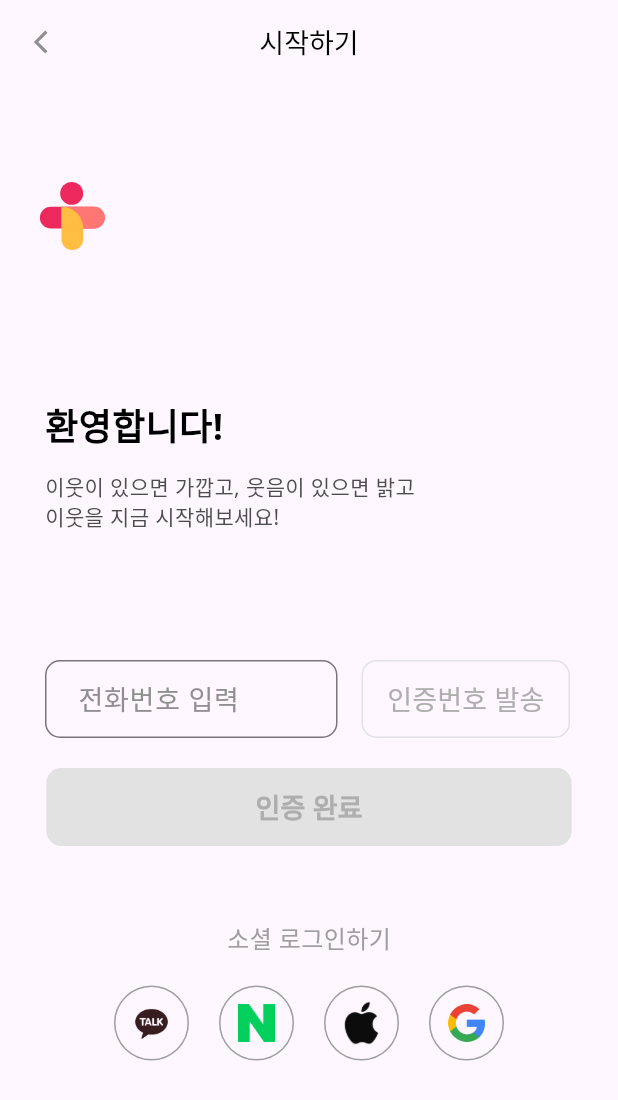
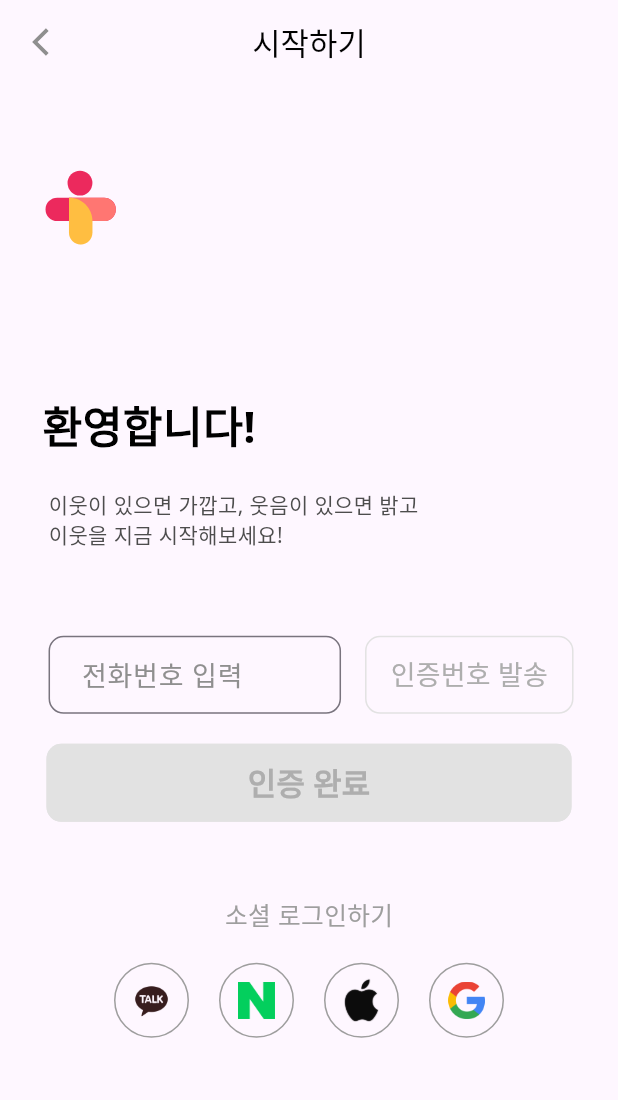
Before and after one commit to seunghyeon1ee/Eut, a Flutter app: the screen it shows after launch, after a tap on "시작하기", on a phone screen of 412 x 824 dp. Shown: the top 1100 px of the screen. Run offline on Flutter 3.47's test engine with Material 3 defaults, Android fonts, the phone set to English and light mode, and no system bars; our stand-ins replace expandable_page_view, firebase_auth, firebase_core, firebase_messaging, fl_chart, flutter_local_notifications and 8 more; missing offline and left inert: audio_waveforms, flutter_audio_waveforms, flutter_naver_login, flutter_sound, kakao_flutter_sdk_user, simple_ripple_animation; accounts and stored records are empty; Roboto replaces fonts that are missing (Noto Sans); project files that could hold a hidden picture were left out.

Commit message:
7/31 jwj

```diff
--- a/lib/chatbot/edit_image_page.dart
+++ b/lib/chatbot/edit_image_page.dart
@@ -193,9 +193,9 @@ class _EditImagePageState extends State<EditImagePage> {
           onAudioFilePathUpdated: (filePath) {
             final provider = Provider.of<CreateImageProvider>(context, listen: false);
             provider.setRecordingFilePath(filePath);
-            setState(() {
-              _waveformController.load(path: filePath);
-            });
+            // setState(() {
+            //   _waveformController.load(path: filePath);
+            // });
             // setState(() {
             //   // Update the waveform controller with the new file path
             //   _waveformController.load(path: filePath);
--- a/lib/screen/home_screen.dart
+++ b/lib/screen/home_screen.dart
@@ -91,43 +91,47 @@ class _HomeScreenState extends State<HomeScreen> {
   }
 
   Widget buildMobileLayout(BuildContext context, String? accessToken) {
+    final screenSize = MediaQuery.of(context).size;
+
     return Column(
       mainAxisAlignment: MainAxisAlignment.spaceBetween,
       crossAxisAlignment: CrossAxisAlignment.start,
       children: [
         Column(
           children: [
-            const SizedBox(height: 100),
+            SizedBox(height: screenSize.height * 0.1),
             Row(
               children: [
                 SvgPicture.asset(
                   'assets/icon_eut.svg',
+                  width: screenSize.width * 0.3, //
                 ),
               ],
             ),
-            const SizedBox(height: 50),
-            const Row(
+              SizedBox(height: screenSize.height * 0.05),
+              Row(
               children: [
                 SizedBox(width: 15.0, height: 50.0),
                 Text(
                   '환영합니다!',
                   style: TextStyle(
                       color: Colors.black,
-                      fontSize: 36,
+                      fontSize: screenSize.width * 0.07,
                       fontFamily: 'Noto Sans',
                       fontWeight: FontWeight.w600,
-                      height: 0.06),
+                      height: 1.2,
+                  ),
                 ),
               ],
             ),
-            const Row(
+            Row(
               children: [
                 SizedBox(width: 15.0, height: 100.0),
                 Text(
                   '이웃이 있으면 가깝고, 웃음이 있으면 밝고\n이웃을 지금 시작해보세요!',
                   style: TextStyle(
                       color: Color(0xFF4D4D4D),
-                      fontSize: 16,
+                      fontSize: screenSize.width * 0.04,
                       fontFamily: 'Noto Sans',
                       fontWeight: FontWeight.w500),
                 ),
@@ -148,8 +152,8 @@ class _HomeScreenState extends State<HomeScreen> {
               borderRadius: BorderRadius.circular(10),
               child: Center(
                   child: Ink(
-                width: 350,
-                height: 52,
+                    width: screenSize.width * 0.9,
+                    height: screenSize.height * 0.07,
                 decoration: BoxDecoration(
                     borderRadius: BorderRadius.circular(10),
                     gradient: LinearGradient(
@@ -159,7 +163,7 @@ class _HomeScreenState extends State<HomeScreen> {
                     '시작하기',
                     style: TextStyle(
                         color: Colors.white,
-                        fontSize: 18,
+                        fontSize: screenSize.width * 0.05,
                         fontFamily: 'Noto Sans',
                         fontWeight: FontWeight.w600,
                         height: 0.07),
@@ -167,7 +171,7 @@ class _HomeScreenState extends State<HomeScreen> {
                 ),
               )),
             ),
-            const SizedBox(height: 15.0),
+            SizedBox(height: screenSize.height * 0.03),
             Center(
               child: OutlinedButton(
                 onPressed: () {
@@ -177,8 +181,8 @@ class _HomeScreenState extends State<HomeScreen> {
                   );
                 },
                 style: OutlinedButton.styleFrom(
-                  minimumSize: Size(350, 52), // width: 200, height: 60
-                  padding: EdgeInsets.symmetric(horizontal: 16, vertical: 12),
+                  minimumSize: Size(screenSize.width * 0.9, screenSize.height * 0.07), // width: 200, height: 60
+                  padding: EdgeInsets.symmetric(horizontal: screenSize.width * 0.04, vertical: screenSize.height * 0.02),
                   shape: RoundedRectangleBorder(
                     borderRadius: BorderRadius.circular(10),
                   ),
@@ -188,14 +192,14 @@ class _HomeScreenState extends State<HomeScreen> {
                   '가족으로 시작하기',
                   style: TextStyle(
                       color: Color(0xFF4D4D4D),
-                      fontSize: 14,
+                      fontSize: screenSize.width * 0.04,
                       fontFamily: 'Noto Sans',
                       fontWeight: FontWeight.w400,
                       height: 0.09),
                 ),
               ),
             ),
-            SizedBox(height: 60),
+            SizedBox(height: screenSize.height * 0.05),
           ],
         )
       ],
--- a/lib/screen/register_elder_fin.dart
+++ b/lib/screen/register_elder_fin.dart
@@ -6,8 +6,7 @@ import 'package:firebase_auth/firebase_auth.dart' as firebase_auth;
 import 'package:flutter/material.dart';
 import 'package:flutter_svg/svg.dart';
 import 'package:google_sign_in/google_sign_in.dart';
-import 'package:kakao_flutter_sdk_user/kakao_flutter_sdk_user.dart'
-as kakao_user;
+import 'package:kakao_flutter_sdk_user/kakao_flutter_sdk_user.dart' as kakao_user;
 import 'package:http/http.dart' as http;
 import 'package:shared_preferences/shared_preferences.dart';
 import 'package:responsive_builder/responsive_builder.dart';
@@ -45,7 +44,7 @@ class _LogInElder2State extends State<LogInElder2> {
             '시작하기',
             style: TextStyle(
                 color: Colors.black,
-                fontSize: 18,
+                fontSize: MediaQuery.of(context).size.width * 0.05,
                 fontFamily: 'Noto Sans',
                 fontWeight: FontWeight.w400,
                 height: 0.07),
@@ -61,7 +60,7 @@ class _LogInElder2State extends State<LogInElder2> {
             highlightColor: Colors.white30,
             borderRadius: BorderRadius.circular(10),
             child: Padding(
-              padding: const EdgeInsets.all(15.0),
+              padding: EdgeInsets.all(MediaQuery.of(context).size.width * 0.03),
               child: SvgPicture.asset('assets/back_button.svg'),
             ),
           ),
@@ -377,23 +376,27 @@ class _VerificationWidgetState extends State<VerificationWidget> {
 
   @override
   Widget build(BuildContext context) {
+    final screenSize = MediaQuery.of(context).size;
+
     return ScreenTypeLayout(
       mobile: _buildMobileLayout(),
     );
   }
 
   Widget _buildMobileLayout() {
+    final screenSize = MediaQuery.of(context).size;
+
     return SingleChildScrollView(
       child: Column(
         mainAxisAlignment: MainAxisAlignment.start,
         crossAxisAlignment: CrossAxisAlignment.start,
         children: [
-          SizedBox(height: 50),
+          SizedBox(height: screenSize.height * 0.05),
           Row(
             mainAxisAlignment: MainAxisAlignment.start,
             children: [
-              SizedBox(width: 10),
-              SvgPicture.asset('assets/icon_eut.svg'),
+              SizedBox(width: screenSize.width * 0.03,),
+              SvgPicture.asset('assets/icon_eut.svg', width: screenSize.width * 0.2,),
             ],
           ),
           Padding(
@@ -401,23 +404,23 @@ class _VerificationWidgetState extends State<VerificationWidget> {
             child: Column(
               crossAxisAlignment: CrossAxisAlignment.start,
               children: [
-                SizedBox(height: 80),
+                SizedBox(height: screenSize.height * 0.1),
                 Row(
                   children: [
-                    SizedBox(width: 10),
+                    SizedBox(width: screenSize.width * 0.02),
                     Text('환영합니다!',
                         style: TextStyle(
                             color: Colors.black,
-                            fontSize: 24,
+                            fontSize: screenSize.width * 0.07,
                             fontFamily: 'Noto Sans',
                             fontWeight: FontWeight.w600,
                             height: 0.06)),
                   ],
                 ),
-                SizedBox(height: 30.0),
+                SizedBox(height: screenSize.height * 0.05),
                 Row(
                   children: [
-                    SizedBox(width: 10),
+                    SizedBox(width: screenSize.width * 0.03),
                     Text('이웃이 있으면 가깝고, 웃음이 있으면 밝고\n이웃을 지금 시작해보세요!',
                         textAlign: TextAlign.left,
                         style: TextStyle(
@@ -427,12 +430,12 @@ class _VerificationWidgetState extends State<VerificationWidget> {
                             fontWeight: FontWeight.w500)),
                   ],
                 ),
-                SizedBox(height: 86),
+                SizedBox(height: screenSize.height * 0.07),
                 Column(
                   children: [
                     Row(
                       children: [
-                        SizedBox(width: 10),
+                        SizedBox(width: screenSize.width * 0.03),
                         Container(
                           width: 195,
                           height: 52,
@@ -645,7 +648,7 @@ class _VerificationWidgetState extends State<VerificationWidget> {
                       child: Text('인증 완료',
                           style: TextStyle(
                               color: _textConfirmColor,
-                              fontSize: 18,
+                              fontSize: screenSize.width * 0.05,
                               fontFamily: 'Noto Sans',
                               fontWeight: FontWeight.w600,
                               height: 0.07)),
@@ -655,7 +658,7 @@ class _VerificationWidgetState extends State<VerificationWidget> {
                       '소셜 로그인하기',
                       style: TextStyle(
                           color: Colors.grey, // Light gray color
-                          fontSize: 16,
+                          fontSize: screenSize.width * 0.04,
                           fontFamily: 'Noto Sans',
                           fontWeight: FontWeight.w500),
                     ),
```
